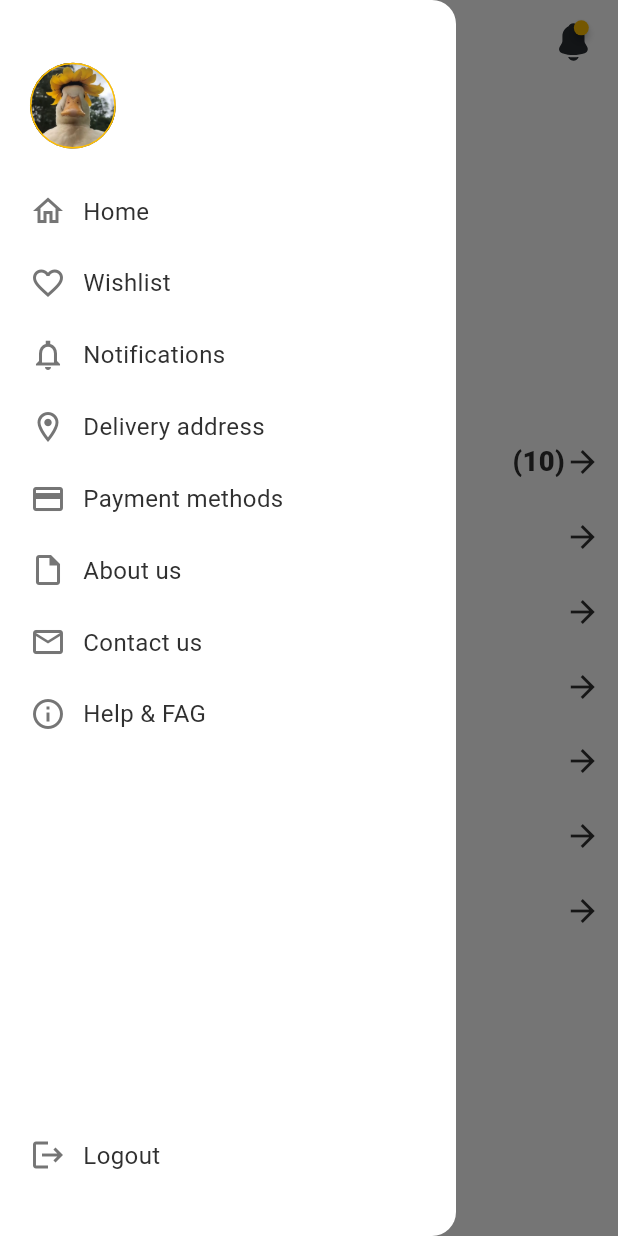
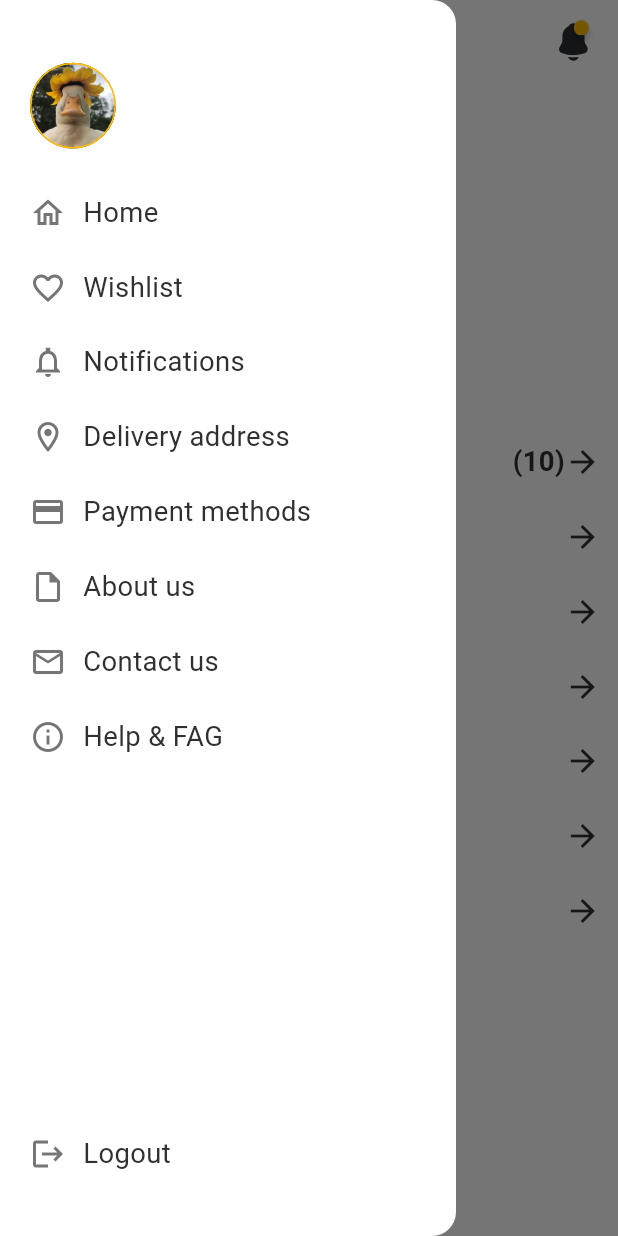
Before and after one commit to Emanpepars/la-mode, a Flutter app: the ProfileTab screen opened directly with empty values, with the side drawer open, on a phone screen of 412 x 824 dp. Run offline on Flutter 3.47's test engine with Material 3 defaults, Android fonts, the phone set to English and light mode, and no system bars; drawn by our look-alikes of badges; our stand-ins replace bloc, dartz, dio, dropdown_button2, easy_localization, equatable and 12 more; accounts and stored records are empty.

Commit message:
update ui

```diff
--- a/lib/core/utils/app_components.dart
+++ b/lib/core/utils/app_components.dart
@@ -847,7 +847,7 @@ class DrawerRow extends StatelessWidget {
           ),
           Text(
             title,
-            style: roboto14(weight: FontWeight.w400),
+            style: roboto16W400(),
           ),
         ],
       ),
@@ -902,11 +902,11 @@ class MyDrawer extends StatelessWidget {
                       children: [
                         Text(
                           userName,
-                          style: roboto14(weight: FontWeight.w500),
+                          style: roboto16W500(),
                         ),
                         Text(
                           userEmail,
-                          style: roboto12W400(),
+                          style: roboto14(weight: FontWeight.w400),
                         ),
                       ],
                     )
--- a/lib/features/home/presentation/pages/bottom_tabs/profile_tab.dart
+++ b/lib/features/home/presentation/pages/bottom_tabs/profile_tab.dart
@@ -98,7 +98,7 @@ class ProfileTab extends StatelessWidget {
                 height: 10.h,
               ),
               const ProfileRow(
-                title: 'My Orders',
+                title: 'My orders',
                 count: 10,
                 rowIcon: Icon(
                   Icons.mail_outline,
@@ -166,7 +166,7 @@ class ProfileTab extends StatelessWidget {
                   Text(
                     'Logout',
                     style: roboto16().copyWith(
-                      fontWeight: FontWeight.w900,
+                      fontWeight: FontWeight.w600,
                       color: AppColors.gold,
                     ),
                   ),
--- a/lib/features/home/presentation/widgets/profile_row.dart
+++ b/lib/features/home/presentation/widgets/profile_row.dart
@@ -36,7 +36,7 @@ class ProfileRow extends StatelessWidget {
                 Text(
                   title,
                   style: roboto16().copyWith(
-                    fontWeight: FontWeight.w900,
+                    fontWeight: FontWeight.w600,
                   ),
                 ),
               ],
@@ -46,7 +46,7 @@ class ProfileRow extends StatelessWidget {
                 count != 0
                     ? Text(
                         "($count)",
-                        style: roboto16().copyWith(fontWeight: FontWeight.w900),
+                        style: roboto16().copyWith(fontWeight: FontWeight.w600),
                       )
                     : const SizedBox(),
                 const Icon(
```
